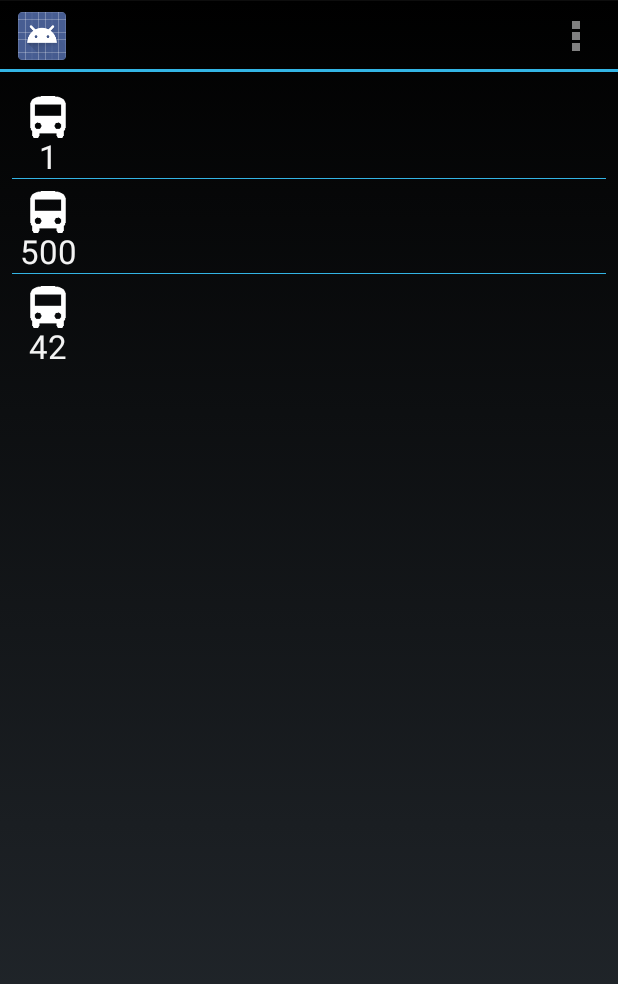
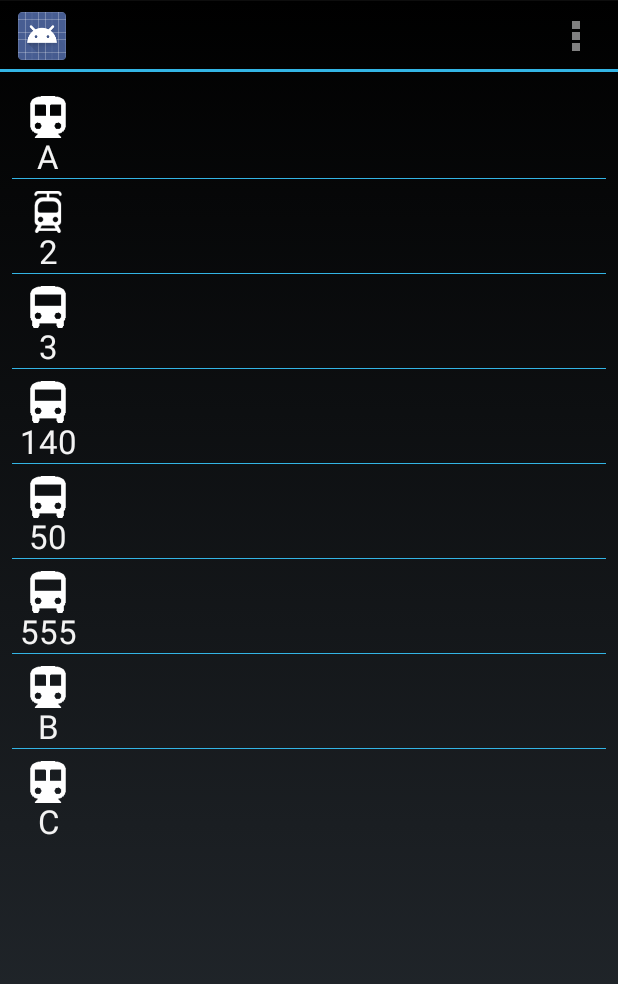
Before and after one commit to tantecky/android, an Android app: the screen it shows after launch (MainActivity), on a phone screen of 412 x 824 dp. Shown: the top 984 px of the screen. Run offline under Robolectric (Android 15) with nearby library versions, the phone set to English and light mode, and no system bars.

Commit message:
icon loading done

```diff
--- a/OfflineDPP/app/src/main/java/com/tantecky/offlinedpp/LinesFragment.java
+++ b/OfflineDPP/app/src/main/java/com/tantecky/offlinedpp/LinesFragment.java
@@ -18,7 +18,7 @@ public class LinesFragment extends ListFragment {
     public void onCreate(Bundle savedInstanceState) {
         super.onCreate(savedInstanceState);
         LinesRoster.getInstance().load();
-        setListAdapter(new LinesRosterAdapter(getActivity()));
+        setListAdapter(new LinesRosterAdapter(getActivity(), getResources()));
     }
 
     @Override
--- a/OfflineDPP/app/src/main/java/com/tantecky/offlinedpp/LinesRosterAdapter.java
+++ b/OfflineDPP/app/src/main/java/com/tantecky/offlinedpp/LinesRosterAdapter.java
@@ -2,10 +2,12 @@ package com.tantecky.offlinedpp;
 
 import android.app.Activity;
 import android.content.Context;
+import android.content.res.Resources;
 import android.view.LayoutInflater;
 import android.view.View;
 import android.view.ViewGroup;
 import android.widget.BaseAdapter;
+import android.widget.ImageView;
 import android.widget.TextView;
 
 import com.tantecky.offlinedpp.model.Line;
@@ -14,11 +16,28 @@ import com.tantecky.offlinedpp.model.LinesRoster;
 public class LinesRosterAdapter extends BaseAdapter {
     private LayoutInflater mInflater;
     private LinesRoster mRoster;
+    private int[] mIconsIds = new int[3];
 
-    public LinesRosterAdapter(Context context) {
+    public LinesRosterAdapter(Context context, Resources resources) {
         mInflater = (LayoutInflater) context
                 .getSystemService(Activity.LAYOUT_INFLATER_SERVICE);
         mRoster = LinesRoster.getInstance();
+
+        // icons loader from drawable
+        loadIcon(context, resources, Line.Type.BUS, "bus_w");
+        loadIcon(context, resources, Line.Type.TRAM, "tram_w");
+        loadIcon(context, resources, Line.Type.METRO, "metro_w");
+    }
+
+    private void loadIcon(Context context,
+                          Resources resources, Line.Type type, String iconFilename) {
+        int id = resources.getIdentifier(iconFilename, "drawable", context.getPackageName());
+
+        if (id == 0) {
+            Utils.logWTF(String.format("Drawable resource %s not found", iconFilename));
+        }
+
+        mIconsIds[type.getValue()] = id;
     }
 
     @Override
@@ -38,11 +57,15 @@ public class LinesRosterAdapter extends BaseAdapter {
 
     @Override
     public View getView(int position, View convertView, ViewGroup parent) {
+        // TODO see View holder
         View view = mInflater.inflate(R.layout.listitem_line, null);
 
         Line line = mRoster.get(position);
         TextView lineNumber = (TextView) view.findViewById(R.id.line_number);
-        lineNumber.setText(Integer.toString(line.getNumber()));
+        lineNumber.setText(line.getNumberAsString());
+
+        ImageView icon = (ImageView) view.findViewById(R.id.line_icon);
+        icon.setImageResource(mIconsIds[line.getType().getValue()]);
 
         return view;
     }
--- a/OfflineDPP/app/src/main/java/com/tantecky/offlinedpp/Utils.java
+++ b/OfflineDPP/app/src/main/java/com/tantecky/offlinedpp/Utils.java
@@ -1,8 +1,24 @@
 package com.tantecky.offlinedpp;
 
+import android.util.Log;
+
 public class Utils {
-    public static boolean IsNullOrEmpty(String str)
-    {
+    private final static String sMY_TAG = "MYAPP";
+
+    public static boolean IsNullOrEmpty(String str) {
         return str == null || str.isEmpty();
     }
+
+    public static void log(int i) {
+        log(Integer.toString(i));
+    }
+
+    public static void log(String msg) {
+        Log.i(sMY_TAG, msg);
+    }
+
+
+    public static void logWTF(String msg) {
+        Log.wtf(sMY_TAG, msg);
+    }
 }
--- /dev/null
+++ b/OfflineDPP/app/src/main/java/com/tantecky/offlinedpp/model/Bus.java
@@ -0,0 +1,14 @@
+package com.tantecky.offlinedpp.model;
+
+
+public final class Bus extends Line {
+    public Bus(int number, String from, String to) {
+        super(number, from, to);
+    }
+
+    @Override
+    public Type getType() {
+        return Type.BUS;
+    }
+
+}
--- a/OfflineDPP/app/src/main/java/com/tantecky/offlinedpp/model/Line.java
+++ b/OfflineDPP/app/src/main/java/com/tantecky/offlinedpp/model/Line.java
@@ -2,8 +2,28 @@ package com.tantecky.offlinedpp.model;
 
 import com.tantecky.offlinedpp.Utils;
 
-public class Line {
-    private int mNumber;
+public abstract class Line {
+
+    //region enum
+    public enum Type {
+        BUS(0),
+        METRO(1),
+        TRAM(2);
+
+        private int mValue;
+
+        private Type(int value)
+        {
+            mValue = value;
+        }
+
+        public int getValue() {
+            return mValue;
+        }
+    }
+    //endregion
+
+    protected int mNumber;
     private String mFrom;
     private String mTo;
 
@@ -29,6 +49,11 @@ public class Line {
         return mNumber;
     }
 
+    // for overloading
+    public String getNumberAsString() {
+        return Integer.toString(mNumber);
+    }
+
     public String getFrom() {
         return mFrom;
     }
@@ -36,6 +61,8 @@ public class Line {
     public String getTo() {
         return mTo;
     }
+
+    public abstract Type getType();
 
     @Override
     public boolean equals(Object o) {
@@ -50,6 +77,9 @@ public class Line {
 
         Line line = (Line) o;
 
+        if(line.getType() != getType())
+            return false;
+
         return mNumber == line.getNumber()
                 && mFrom.equals(line.getFrom())
                 && mTo.equals(line.getTo());
@@ -62,6 +92,6 @@ public class Line {
 
     @Override
     public String toString() {
-        return String.format("Line: %d From: %s To: %s", mNumber, mFrom, mTo);
+        return String.format("Line: %d From: %s To: %s", getNumberAsString(), mFrom, mTo);
     }
 }
--- a/OfflineDPP/app/src/main/java/com/tantecky/offlinedpp/model/LinesRoster.java
+++ b/OfflineDPP/app/src/main/java/com/tantecky/offlinedpp/model/LinesRoster.java
@@ -47,9 +47,14 @@ public final class LinesRoster implements Iterable<Line> {
     }
 
     public void load() {
-        sRoster.add(new Line(1, "Muzeum", "Letnany"));
-        sRoster.add(new Line(500, "Muzeum", "Letnany"));
-        sRoster.add(new Line(42, "Muzeum", "Letnany"));
+        sRoster.add(new Metro(1, "Muzeum", "Letnany"));
+       sRoster.add(new Tram(2, "Muzeum", "Letnany"));
+        sRoster.add(new Bus(3, "Muzeum", "Letnany"));
+        sRoster.add(new Bus(140, "Muzeum", "Letnany"));
+        sRoster.add(new Bus(50, "Muzeum", "Letnany"));
+        sRoster.add(new Bus(555, "Muzeum", "Letnany"));
+        sRoster.add(new Metro(2, "Muzeum", "Letnany"));
+        sRoster.add(new Metro(3, "Muzeum", "Letnany"));
     }
 
     public boolean contains(Line newLine) {
--- /dev/null
+++ b/OfflineDPP/app/src/main/java/com/tantecky/offlinedpp/model/Metro.java
@@ -0,0 +1,28 @@
+package com.tantecky.offlinedpp.model;
+
+
+public final class Metro extends Line {
+    public Metro(int number, String from, String to) {
+        super(number, from, to);
+    }
+
+    @Override
+    public Type getType() {
+        return Type.METRO;
+    }
+
+    @Override
+    public String getNumberAsString() {
+        switch (mNumber) {
+            case 1:
+                return "A";
+            case 2:
+                return "B";
+            case 3:
+                return "C";
+            default:
+                throw new IllegalArgumentException("Unknown metro line");
+
+        }
+    }
+}
--- /dev/null
+++ b/OfflineDPP/app/src/main/java/com/tantecky/offlinedpp/model/Tram.java
@@ -0,0 +1,14 @@
+package com.tantecky.offlinedpp.model;
+
+
+public final class Tram extends Line {
+    public Tram(int number, String from, String to) {
+        super(number, from, to);
+    }
+
+    @Override
+    public Type getType() {
+        return Type.TRAM;
+    }
+
+}
```
Also changed, not shown: 2 other files.
